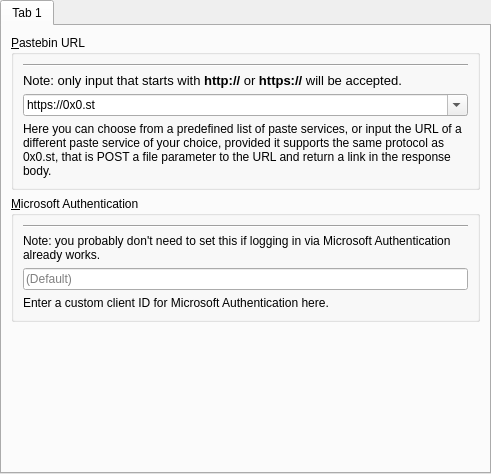
First picture: the form in launcher/ui/pages/global/APIPage.ui, repository FreesmTeam/FreesmLauncher, before the edit.
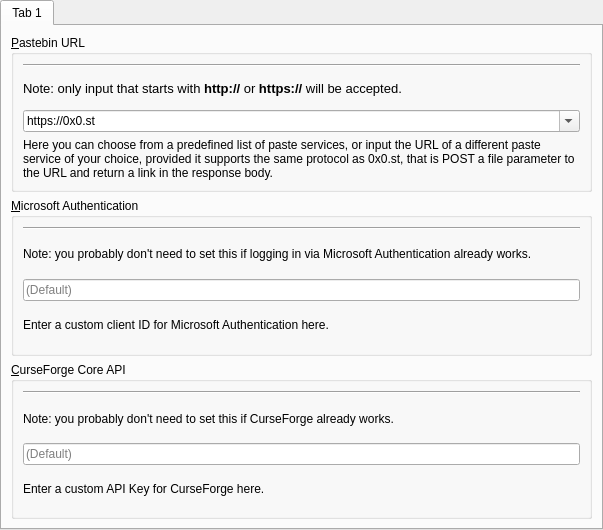
Second picture: the form after the edit.

What changed in the file:
```diff
--- a/launcher/ui/pages/global/APIPage.ui
+++ b/launcher/ui/pages/global/APIPage.ui
@@ -6,8 +6,8 @@
    <rect>
     <x>0</x>
     <y>0</y>
-    <width>491</width>
-    <height>474</height>
+    <width>603</width>
+    <height>530</height>
    </rect>
   </property>
   <layout class="QVBoxLayout" name="verticalLayout">
@@ -148,17 +148,56 @@
         </widget>
        </item>
        <item>
-        <spacer name="verticalSpacer">
-         <property name="orientation">
-          <enum>Qt::Vertical</enum>
+        <widget class="QGroupBox" name="groupBox_curse">
+         <property name="enabled">
+          <bool>true</bool>
          </property>
-         <property name="sizeHint" stdset="0">
-          <size>
-           <width>20</width>
-           <height>40</height>
-          </size>
+         <property name="title">
+          <string>&amp;CurseForge Core API</string>
          </property>
-        </spacer>
+         <layout class="QVBoxLayout" name="verticalLayout_5">
+          <item>
+           <widget class="Line" name="line_3">
+            <property name="orientation">
+             <enum>Qt::Horizontal</enum>
+            </property>
+           </widget>
+          </item>
+          <item>
+           <widget class="QLabel" name="label_6">
+            <property name="text">
+             <string>Note: you probably don't need to set this if CurseForge already works.</string>
+            </property>
+           </widget>
+          </item>
+          <item>
+           <widget class="QLineEdit" name="curseKey">
+            <property name="enabled">
+             <bool>true</bool>
+            </property>
+            <property name="placeholderText">
+             <string>(Default)</string>
+            </property>
+           </widget>
+          </item>
+          <item>
+           <widget class="QLabel" name="label_5">
+            <property name="text">
+             <string>Enter a custom API Key for CurseForge here. </string>
+            </property>
+            <property name="textFormat">
+             <enum>Qt::RichText</enum>
+            </property>
+            <property name="wordWrap">
+             <bool>true</bool>
+            </property>
+            <property name="openExternalLinks">
+             <bool>true</bool>
+            </property>
+           </widget>
+          </item>
+         </layout>
+        </widget>
        </item>
       </layout>
      </widget>
```
Left out of the diff: 3 changed lines with no effect on the pictures.
